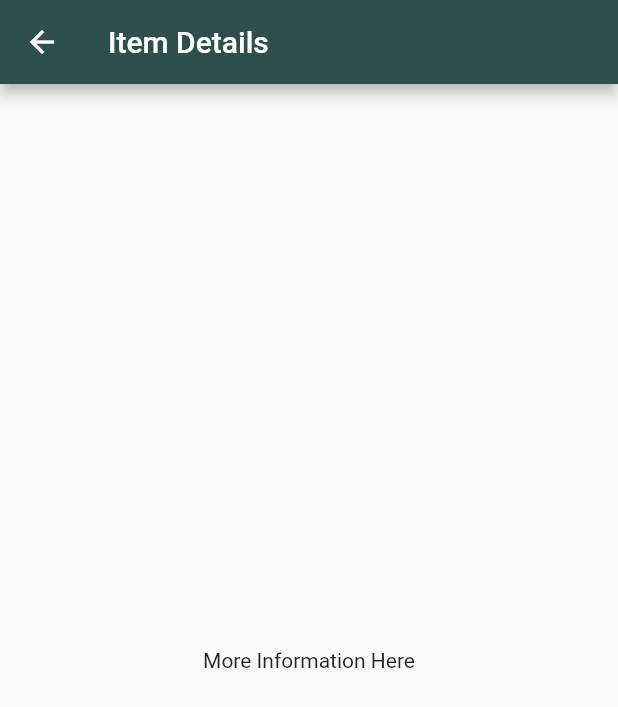
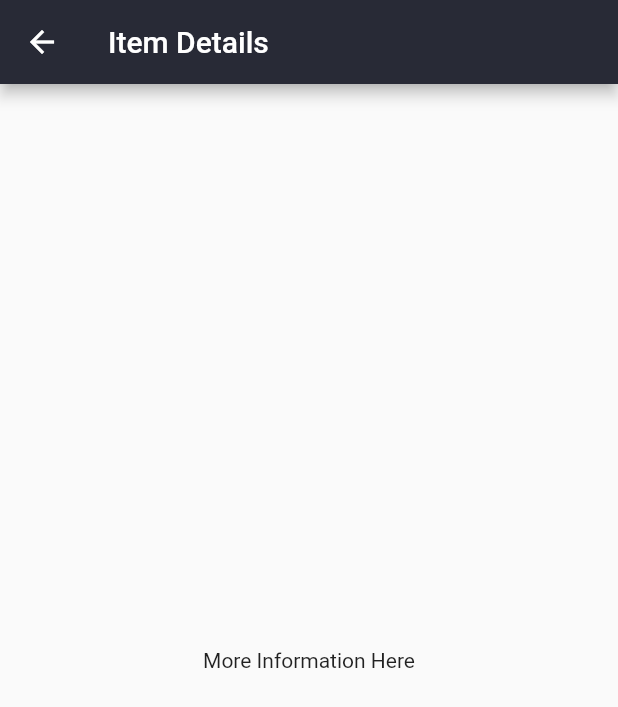
Before and after one commit to TimAffeldt/FlutterSample, a Flutter app: the SampleItemDetailsView screen opened by its route, on a phone screen of 412 x 824 dp. Shown: the top 707 px of the screen. Run offline on Flutter 3.47's test engine with Material 2 defaults, Android fonts, the light colour scheme and no system bars; generated files the repository leaves out were written again.

Commit message:
change color

```diff
--- a/flutter_sample/lib/src/sample_feature/sample_item_details_view.dart
+++ b/flutter_sample/lib/src/sample_feature/sample_item_details_view.dart
@@ -11,7 +11,7 @@ class SampleItemDetailsView extends StatelessWidget {
     return Scaffold(
       appBar: AppBar(
         title: const Text('Item Details'),
-         backgroundColor: const Color.fromARGB(255, 47,79,79),
+         backgroundColor: const Color.fromARGB(255, 40, 42, 54),
       ),
       body: const Center(
         child: Text('More Information Here'),
```
